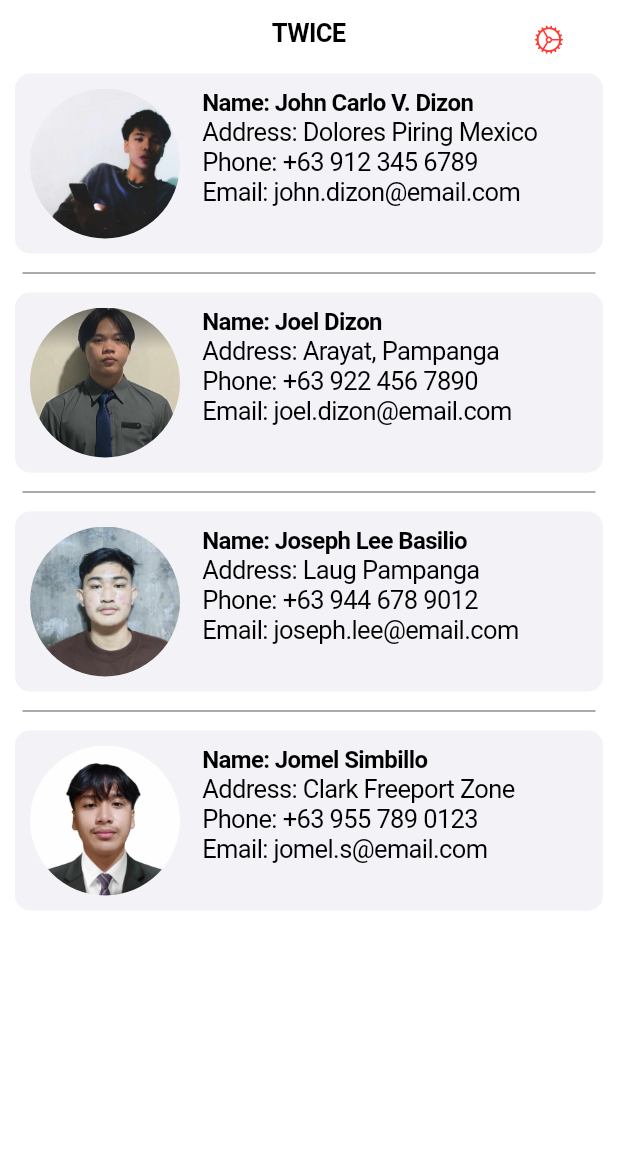
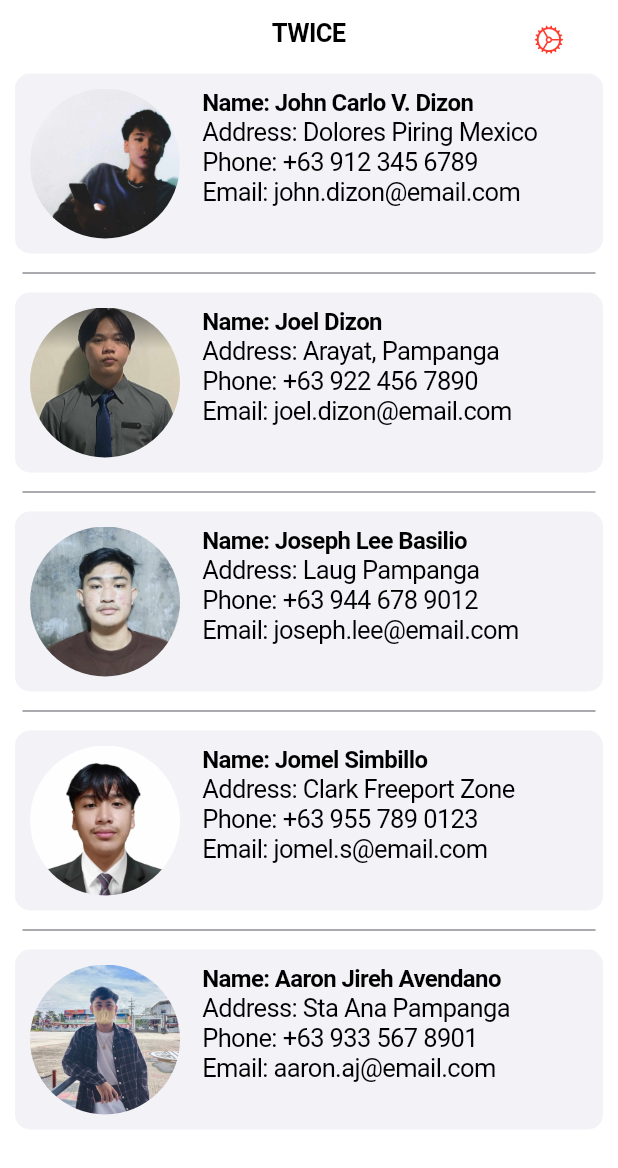
Before and after one commit to johncarlo-dizon/team-profile, a Flutter app: the screen it shows after launch, on a phone screen of 412 x 824 dp. Shown: the top 1168 px of the screen. Run offline on Flutter 3.47's test engine with Material 3 defaults, Android fonts, the light colour scheme and no system bars.

Commit message:
push by aaron

```diff
--- a/lib/main.dart
+++ b/lib/main.dart
@@ -47,6 +47,13 @@ class _MyAppState extends State<MyApp> {
       "phone": "+63 955 789 0123",
       "email": "jomel.s@email.com",
       "image": "assets/jomel.jpg"
+    },
+    {
+      "name": "Aaron Jireh Avendano",
+      "address": "Sta Ana Pampanga",
+      "phone": "+63 933 567 8901",
+      "email": "aaron.aj@email.com",
+      "image": "assets/aaron.jpg"
     },
   ];
 
@@ -113,6 +120,18 @@ class _MyAppState extends State<MyApp> {
                                 fit: BoxFit.cover),
                           ),
                           Text('Jomel'),
+                        ],
+                      ),
+                      Column(
+                        children: [
+                          ClipOval(
+                            child: Image.asset(
+                                'assets/aaron.jpg', // Replace with your image path
+                                height: 40,
+                                width: 40,
+                                fit: BoxFit.cover),
+                          ),
+                          Text('Aaron'),
                         ],
                       ),
                     ],
```
